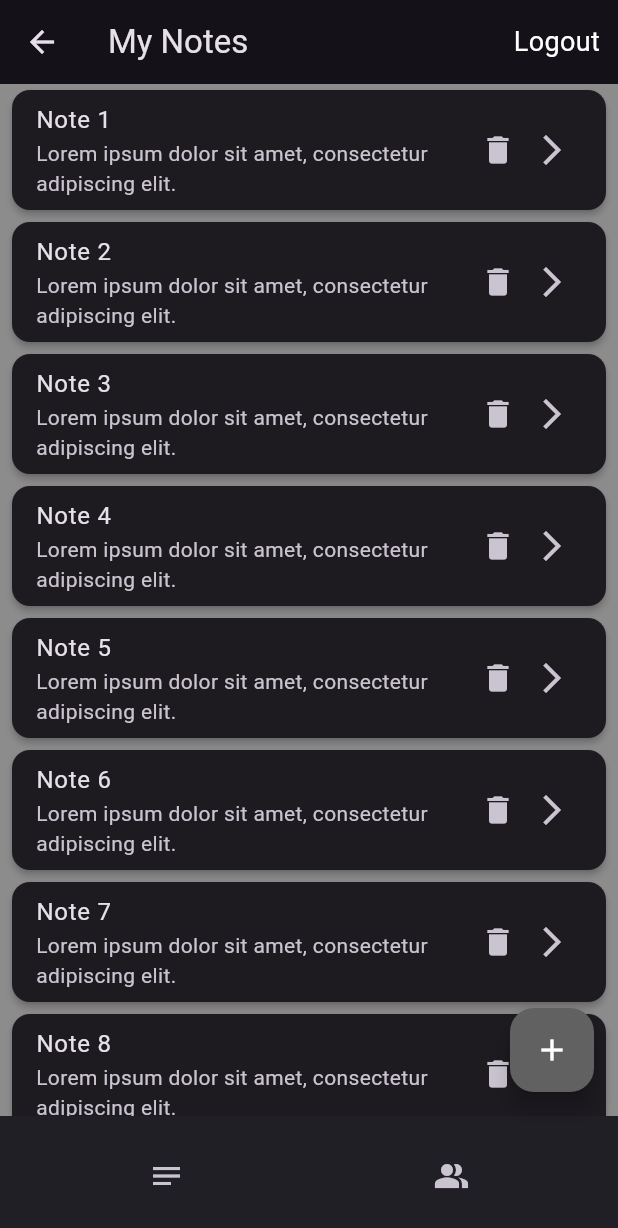
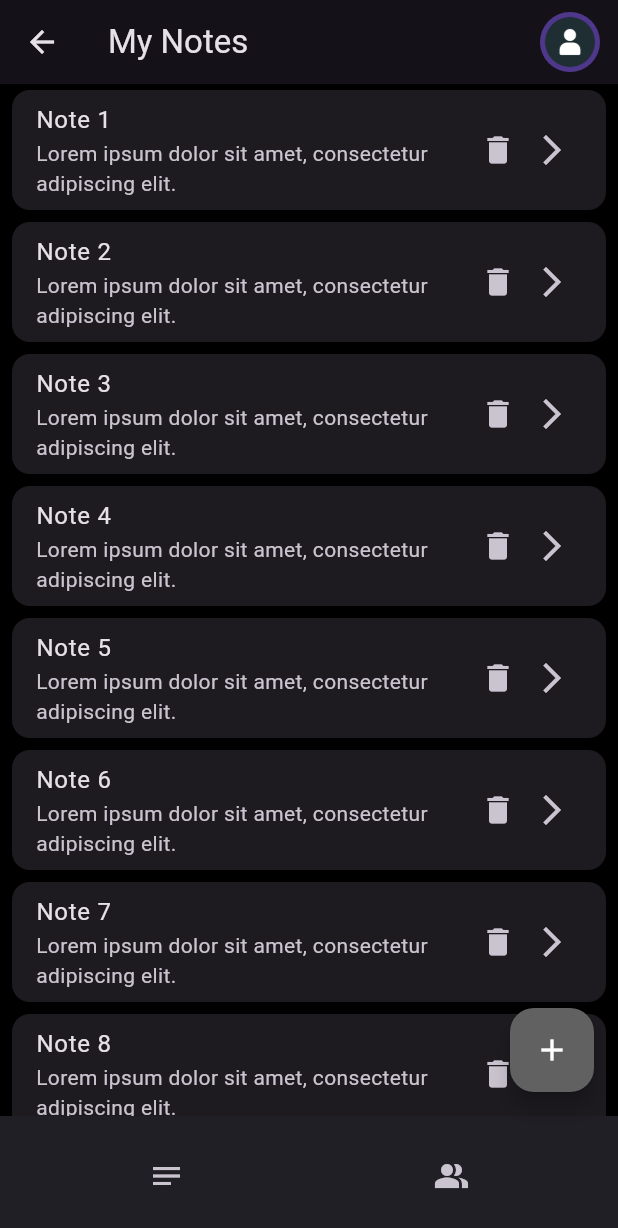
Before and after one commit to Donelongo/flutter-2024-proj, a Flutter app: the NotesPage screen opened by its route, on a phone screen of 412 x 824 dp. Shown: the top 1228 px of the screen. Run offline on Flutter 3.47's test engine with Material 3 defaults, Android fonts, the phone set to English and light mode, and no system bars.

Commit message:
added the avatar

```diff
--- a/lib/main.dart
+++ b/lib/main.dart
@@ -18,9 +18,8 @@ class MyApp extends StatelessWidget {
     return MaterialApp(
       themeMode: ThemeMode.dark,
       theme: ThemeData(
-        primarySwatch: Colors.blue,
         brightness: Brightness.dark,
-        scaffoldBackgroundColor: Colors.black45,
+        scaffoldBackgroundColor: Colors.black,
       ),
       initialRoute: '/',
       routes: {
--- a/lib/screens/notes.dart
+++ b/lib/screens/notes.dart
@@ -1,6 +1,7 @@
 import 'package:flutter/material.dart';
 import './others.dart';
 import './addnotes.dart';
+import '../widgets/avatar.dart';
 
 class NotesPage extends StatelessWidget {
   const NotesPage({super.key});
@@ -11,7 +12,6 @@ Widget build(BuildContext context) {
       appBar: AppBar(
         title: const Text('My Notes'),
         actions: <Widget>[
-
         GestureDetector(
           onTap: () {
             Navigator.pushNamed(context, '/login');
@@ -19,15 +19,10 @@ Widget build(BuildContext context) {
           child: const Padding(
         padding: EdgeInsets.symmetric(horizontal: 12),
         child: Center(
-          child: Text(
-            "Logout",
-            style: TextStyle(
-              fontSize: 18,
-              color: Colors.white,
+          child: CircleAvatarWidget(key: Key('avatar')
+          ),
           ),
         )
-      ),
-    ),
   ),
 
   ],
--- /dev/null
+++ b/lib/widgets/avatar.dart
@@ -0,0 +1,27 @@
+import 'package:flutter/material.dart';
+
+class CircleAvatarWidget extends StatelessWidget {
+  const CircleAvatarWidget({required Key key}) : super(key: key);
+
+  @override
+  Widget build(BuildContext context) {
+    return PopupMenuButton<String>(
+      itemBuilder: (BuildContext context) {
+        return [
+          const PopupMenuItem<String>(
+            value: 'logout',
+            child: Text('Logout'),
+          ),
+        ];
+      },
+      onSelected: (String value) {
+        if (value == 'logout') {
+          Navigator.pushNamed(context, '/login');
+        }
+      },
+      child: const CircleAvatar(
+        backgroundImage: AssetImage('assets/images/avatar.png'),
+      ),
+    );
+  }
+}
--- a/pubspec.yaml
+++ b/pubspec.yaml
@@ -67,6 +67,7 @@ flutter:
   assets:
     - ./assets/images/i1.jpeg
     - ./assets/images/e.jpeg
+    - ./assets/images/avatar.png
 
   # An image asset can refer to one or more resolution-specific "variants", see
   # https://flutter.dev/assets-and-images/#resolution-aware
```
Also changed, not shown: assets/images/avatar.png (added).
